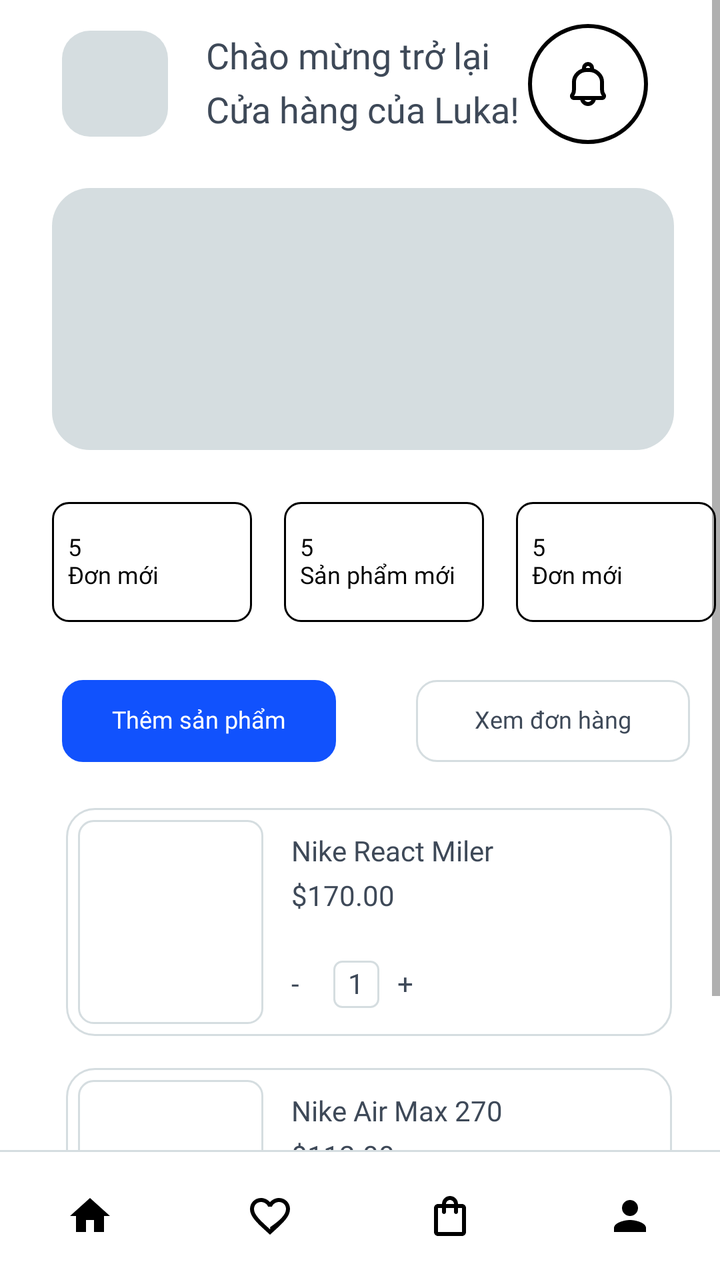
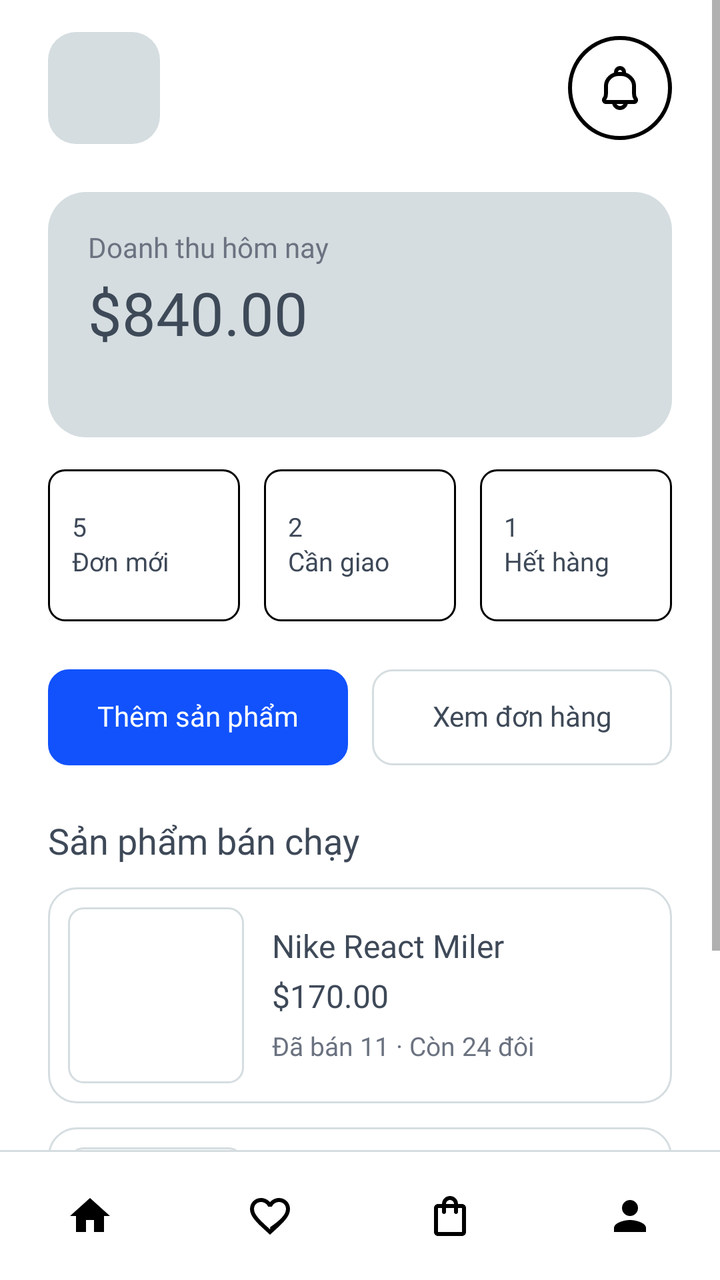

Compare the two renders of this Android layout. The source of the first and the diff that turns it into the second are given below.
<!-- AndroidManifest.xml: application theme Theme.NT118R12 -->
<!-- res/layout/activity_seller_homepage.xml -->
<?xml version="1.0" encoding="utf-8"?>
<LinearLayout xmlns:android="http://schemas.android.com/apk/res/android"
    android:layout_width="match_parent"
    android:layout_height="match_parent"
    android:background="@color/white"
    android:fitsSystemWindows="true"
    android:orientation="vertical">

    <ScrollView
        android:layout_width="match_parent"
        android:layout_height="0dp"
        android:layout_weight="1"
        android:overScrollMode="never">

        <LinearLayout
            android:layout_width="match_parent"
            android:layout_height="wrap_content"
            android:orientation="vertical"
            android:paddingBottom="16dp">

            
            <LinearLayout
                android:layout_width="match_parent"
                android:layout_height="wrap_content"
                android:layout_marginStart="31dp"
                android:layout_marginTop="12dp"
                android:layout_marginEnd="36dp"
                android:gravity="center_vertical"
                android:orientation="horizontal">

                <View
                    android:layout_width="53dp"
                    android:layout_height="53dp"
                    android:background="@drawable/seller_bg_home_avatar" />

                <TextView
                    android:layout_width="0dp"
                    android:layout_height="wrap_content"
                    android:layout_marginStart="19dp"
                    android:layout_weight="1"
                    android:fontFamily="@font/montserrat_semibold"
                    android:includeFontPadding="false"
                    android:lineSpacingExtra="6dp"
                    android:text="Chào mừng trở lại\nCửa hàng của Luka!"
                    android:textColor="@color/seller_ink"
                    android:textSize="18sp" />

                <ImageView
                    android:id="@+id/btn_notification"
                    android:layout_width="60dp"
                    android:layout_height="60dp"
                    android:background="@drawable/seller_bg_bell"
                    android:contentDescription="Thông báo"
                    android:scaleType="center"
                    android:src="@drawable/ic_seller_bell" />
            </LinearLayout>

            
            <View
                android:layout_width="match_parent"
                android:layout_height="131dp"
                android:layout_marginStart="26dp"
                android:layout_marginTop="22dp"
                android:layout_marginEnd="23dp"
                android:background="@drawable/seller_bg_banner" />

            
            <LinearLayout
                android:layout_width="wrap_content"
                android:layout_height="wrap_content"
                android:layout_marginStart="26dp"
                android:layout_marginTop="26dp"
                android:orientation="horizontal">

                <TextView
                    android:id="@+id/tv_home_stat_1"
                    style="@style/SellerHomeStat"
                    android:text="5\nĐơn mới" />

                <TextView
                    android:id="@+id/tv_home_stat_2"
                    style="@style/SellerHomeStat"
                    android:layout_marginStart="16dp"
                    android:text="5\nSản phẩm mới" />

                <TextView
                    android:id="@+id/tv_home_stat_3"
                    style="@style/SellerHomeStat"
                    android:layout_marginStart="16dp"
                    android:text="5\nĐơn mới" />
            </LinearLayout>

            
            <LinearLayout
                android:layout_width="wrap_content"
                android:layout_height="wrap_content"
                android:layout_marginStart="31dp"
                android:layout_marginTop="29dp"
                android:orientation="horizontal">

                <TextView
                    android:id="@+id/btn_home_add_product"
                    android:layout_width="137dp"
                    android:layout_height="41dp"
                    android:background="@drawable/seller_bg_home_add"
                    android:fontFamily="@font/montserrat_bold"
                    android:gravity="center"
                    android:includeFontPadding="false"
                    android:text="Thêm sản phẩm"
                    android:textColor="@color/white"
                    android:textSize="12sp" />

                <TextView
                    android:id="@+id/btn_home_view_orders"
                    android:layout_width="137dp"
                    android:layout_height="41dp"
                    android:layout_marginStart="40dp"
                    android:background="@drawable/seller_bg_home_view"
                    android:fontFamily="@font/montserrat_bold"
                    android:gravity="center"
                    android:includeFontPadding="false"
                    android:text="Xem đơn hàng"
                    android:textColor="@color/seller_ink"
                    android:textSize="12sp" />
            </LinearLayout>

            
            <LinearLayout
                style="@style/SellerHomeCard"
                android:layout_marginTop="23dp">

                <View style="@style/SellerHomeThumb" />

                <LinearLayout
                    android:layout_width="0dp"
                    android:layout_height="wrap_content"
                    android:layout_marginStart="14dp"
                    android:layout_weight="1"
                    android:orientation="vertical">

                    <TextView
                        style="@style/SellerHomeName"
                        android:text="Nike React Miler" />

                    <TextView
                        style="@style/SellerHomePrice"
                        android:text="$170.00" />

                    <LinearLayout style="@style/SellerHomeQtyRow">

                        <TextView
                            android:id="@+id/btn_qty_minus_1"
                            style="@style/SellerHomeQtyButton"
                            android:text="-" />

                        <TextView
                            android:id="@+id/tv_qty_1"
                            style="@style/SellerHomeQtyBox"
                            android:text="1" />

                        <TextView
                            android:id="@+id/btn_qty_plus_1"
                            style="@style/SellerHomeQtyButton"
                            android:text="+" />
                    </LinearLayout>
                </LinearLayout>
            </LinearLayout>

            <LinearLayout
                style="@style/SellerHomeCard"
                android:layout_marginTop="16dp">

                <View style="@style/SellerHomeThumb" />

                <LinearLayout
                    android:layout_width="0dp"
                    android:layout_height="wrap_content"
                    android:layout_marginStart="14dp"
                    android:layout_weight="1"
                    android:orientation="vertical">

                    <TextView
                        style="@style/SellerHomeName"
                        android:text="Nike Air Max 270" />

                    <TextView
                        style="@style/SellerHomePrice"
                        android:text="$112.00" />

                    <LinearLayout style="@style/SellerHomeQtyRow">

                        <TextView
                            android:id="@+id/btn_qty_minus_2"
                            style="@style/SellerHomeQtyButton"
                            android:text="-" />

                        <TextView
                            android:id="@+id/tv_qty_2"
                            style="@style/SellerHomeQtyBox"
                            android:text="1" />

                        <TextView
                            android:id="@+id/btn_qty_plus_2"
                            style="@style/SellerHomeQtyButton"
                            android:text="+" />
                    </LinearLayout>
                </LinearLayout>
            </LinearLayout>
        </LinearLayout>
    </ScrollView>

    <include layout="@layout/layout_bottom_nav" />
</LinearLayout>
<!-- res/layout/layout_bottom_nav.xml (included above) -->
<?xml version="1.0" encoding="utf-8"?>
<LinearLayout xmlns:android="http://schemas.android.com/apk/res/android"
    android:layout_width="match_parent"
    android:layout_height="wrap_content"
    android:orientation="vertical"
    android:background="@android:color/white">

    <View
        android:layout_width="match_parent"
        android:layout_height="1dp"
        android:background="@color/border" />

    <LinearLayout
        android:layout_width="match_parent"
        android:layout_height="64dp"
        android:orientation="horizontal"
        android:gravity="center_vertical">

        <ImageView
            android:id="@+id/nav_home"
            android:layout_width="0dp"
            android:layout_height="24dp"
            android:layout_weight="1"
            android:src="@drawable/ic_home"
            android:contentDescription="Home" />

        <ImageView
            android:id="@+id/nav_wishlist"
            android:layout_width="0dp"
            android:layout_height="24dp"
            android:layout_weight="1"
            android:src="@drawable/ic_heart"
            android:contentDescription="Wishlist" />

        <ImageView
            android:id="@+id/nav_cart"
            android:layout_width="0dp"
            android:layout_height="24dp"
            android:layout_weight="1"
            android:src="@drawable/ic_bag"
            android:contentDescription="Cart" />

        <ImageView
            android:id="@+id/nav_account"
            android:layout_width="0dp"
            android:layout_height="24dp"
            android:layout_weight="1"
            android:src="@drawable/ic_user"
            android:contentDescription="Account" />
    </LinearLayout>
</LinearLayout>
<!-- resources referenced by this layout -->
<resources>
  <style name="SellerHomeCard">
          <item name="android:layout_width">303dp</item>
          <item name="android:layout_height">114dp</item>
          <item name="android:layout_marginStart">33dp</item>
          <item name="android:background">@drawable/seller_bg_home_card</item>
          <item name="android:gravity">center_vertical</item>
          <item name="android:orientation">horizontal</item>
          <item name="android:paddingStart">6dp</item>
          <item name="android:paddingEnd">12dp</item>
      </style>
  <style name="SellerHomeName">
          <item name="android:layout_width">wrap_content</item>
          <item name="android:layout_height">wrap_content</item>
          <item name="android:fontFamily">@font/montserrat_semibold</item>
          <item name="android:includeFontPadding">false</item>
          <item name="android:textColor">@color/seller_ink</item>
          <item name="android:textSize">14sp</item>
      </style>
  <style name="SellerHomePrice">
          <item name="android:layout_width">wrap_content</item>
          <item name="android:layout_height">wrap_content</item>
          <item name="android:layout_marginTop">6dp</item>
          <item name="android:fontFamily">@font/montserrat_bold</item>
          <item name="android:includeFontPadding">false</item>
          <item name="android:textColor">@color/seller_ink</item>
          <item name="android:textSize">14sp</item>
      </style>
  <style name="SellerHomeQtyBox">
          <item name="android:layout_width">23dp</item>
          <item name="android:layout_height">23.5dp</item>
          <item name="android:layout_marginHorizontal">9dp</item>
          <item name="android:background">@drawable/seller_bg_qty</item>
          <item name="android:fontFamily">@font/montserrat_bold</item>
          <item name="android:gravity">center</item>
          <item name="android:includeFontPadding">false</item>
          <item name="android:textColor">@color/seller_ink</item>
          <item name="android:textSize">14sp</item>
      </style>
  <style name="SellerHomeQtyButton">
          <item name="android:layout_width">wrap_content</item>
          <item name="android:layout_height">wrap_content</item>
          <item name="android:fontFamily">@font/montserrat_bold</item>
          <item name="android:includeFontPadding">false</item>
          <item name="android:minWidth">12dp</item>
          <item name="android:textColor">@color/seller_ink</item>
          <item name="android:textSize">14sp</item>
      </style>
  <style name="SellerHomeQtyRow">
          <item name="android:layout_width">wrap_content</item>
          <item name="android:layout_height">wrap_content</item>
          <item name="android:layout_marginTop">24dp</item>
          <item name="android:gravity">center_vertical</item>
          <item name="android:orientation">horizontal</item>
      </style>
  <style name="SellerHomeStat">
          <item name="android:layout_width">100dp</item>
          <item name="android:layout_height">60dp</item>
          <item name="android:background">@drawable/seller_bg_home_stat</item>
          <item name="android:fontFamily">@font/montserrat_bold</item>
          <item name="android:gravity">center_vertical</item>
          <item name="android:includeFontPadding">false</item>
          <item name="android:paddingStart">8dp</item>
          <item name="android:paddingEnd">2dp</item>
          <item name="android:textColor">@color/black</item>
          <item name="android:textSize">12sp</item>
      </style>
  <style name="SellerHomeThumb">
          <item name="android:layout_width">92.6dp</item>
          <item name="android:layout_height">102dp</item>
          <item name="android:background">@drawable/seller_bg_home_thumb</item>
      </style>
  <!-- drawable seller_bg_qty (drawable) -->
  <?xml version="1.0" encoding="utf-8"?>
  <shape xmlns:android="http://schemas.android.com/apk/res/android"
      android:shape="rectangle">
      <solid android:color="@color/white" />
      <corners android:radius="4dp" />
      <stroke android:width="1dp" android:color="@color/seller_home_border" />
  </shape>
  <!-- unchanged entries left out for length: 22 -->
</resources>

<!-- the commit's change to res/layout/activity_seller_homepage.xml (unified diff, before → after) -->
@@ -16,60 +16,92 @@
             android:layout_width="match_parent"
             android:layout_height="wrap_content"
             android:orientation="vertical"
-            android:paddingBottom="16dp">
-
-            
-            <LinearLayout
-                android:layout_width="match_parent"
-                android:layout_height="wrap_content"
-                android:layout_marginStart="31dp"
-                android:layout_marginTop="12dp"
-                android:layout_marginEnd="36dp"
+            android:paddingBottom="24dp">
+
+            <LinearLayout
+                android:layout_width="match_parent"
+                android:layout_height="wrap_content"
+                android:layout_marginStart="24dp"
+                android:layout_marginTop="16dp"
+                android:layout_marginEnd="24dp"
                 android:gravity="center_vertical"
                 android:orientation="horizontal">
 
                 <View
-                    android:layout_width="53dp"
-                    android:layout_height="53dp"
+                    android:layout_width="56dp"
+                    android:layout_height="56dp"
                     android:background="@drawable/seller_bg_home_avatar" />
 
                 <TextView
                     android:layout_width="0dp"
                     android:layout_height="wrap_content"
-                    android:layout_marginStart="19dp"
+                    android:layout_marginStart="16dp"
+                    android:layout_marginEnd="12dp"
                     android:layout_weight="1"
                     android:fontFamily="@font/montserrat_semibold"
                     android:includeFontPadding="false"
                     android:lineSpacingExtra="6dp"
-                    android:text="Chào mừng trở lại\nCửa hàng của Luka!"
-                    android:textColor="@color/seller_ink"
-                    android:textSize="18sp" />
+                    android:text=""
+                    android:textColor="@color/seller_ink"
+                    android:textSize="19sp" />
 
                 <ImageView
                     android:id="@+id/btn_notification"
-                    android:layout_width="60dp"
-                    android:layout_height="60dp"
+                    android:layout_width="52dp"
+                    android:layout_height="52dp"
                     android:background="@drawable/seller_bg_bell"
                     android:contentDescription="Thông báo"
                     android:scaleType="center"
                     android:src="@drawable/ic_seller_bell" />
             </LinearLayout>
 
-            
-            <View
-                android:layout_width="match_parent"
-                android:layout_height="131dp"
-                android:layout_marginStart="26dp"
-                android:layout_marginTop="22dp"
-                android:layout_marginEnd="23dp"
-                android:background="@drawable/seller_bg_banner" />
-
-            
-            <LinearLayout
-                android:layout_width="wrap_content"
-                android:layout_height="wrap_content"
-                android:layout_marginStart="26dp"
-                android:layout_marginTop="26dp"
+            <LinearLayout
+                android:layout_width="match_parent"
+                android:layout_height="wrap_content"
+                android:layout_marginStart="24dp"
+                android:layout_marginTop="24dp"
+                android:layout_marginEnd="24dp"
+                android:background="@drawable/seller_bg_banner"
+                android:orientation="vertical"
+                android:padding="20dp">
+
+                <TextView
+                    android:layout_width="wrap_content"
+                    android:layout_height="wrap_content"
+                    android:fontFamily="@font/montserrat_medium"
+                    android:includeFontPadding="false"
+                    android:text="Doanh thu hôm nay"
+                    android:textColor="@color/seller_sub"
+                    android:textSize="14sp" />
+
+                <TextView
+                    android:layout_width="wrap_content"
+                    android:layout_height="wrap_content"
+                    android:layout_marginTop="8dp"
+                    android:fontFamily="@font/montserrat_bold"
+                    android:includeFontPadding="false"
+                    android:text="$840.00"
+                    android:textColor="@color/seller_ink"
+                    android:textSize="30sp" />
+
+                <TextView
+                    android:layout_width="wrap_content"
+                    android:layout_height="wrap_content"
+                    android:layout_marginTop="8dp"
+                    android:fontFamily="@font/montserrat_semibold"
+                    android:includeFontPadding="false"
+                    android:text=""
+                    android:textColor="@color/seller_ink"
+                    android:textSize="13sp" />
+            </LinearLayout>
+
+            <LinearLayout
+                android:layout_width="match_parent"
+                android:layout_height="wrap_content"
+                android:layout_marginStart="24dp"
+                android:layout_marginTop="16dp"
+                android:layout_marginEnd="24dp"
+                android:baselineAligned="false"
                 android:orientation="horizontal">
 
                 <TextView
@@ -80,54 +112,67 @@
                 <TextView
                     android:id="@+id/tv_home_stat_2"
                     style="@style/SellerHomeStat"
-                    android:layout_marginStart="16dp"
-                    android:text="5\nSản phẩm mới" />
+                    android:layout_marginStart="12dp"
+                    android:text="2\nCần giao" />
 
                 <TextView
                     android:id="@+id/tv_home_stat_3"
                     style="@style/SellerHomeStat"
-                    android:layout_marginStart="16dp"
-                    android:text="5\nĐơn mới" />
-            </LinearLayout>
-
-            
-            <LinearLayout
-                android:layout_width="wrap_content"
-                android:layout_height="wrap_content"
-                android:layout_marginStart="31dp"
-                android:layout_marginTop="29dp"
+                    android:layout_marginStart="12dp"
+                    android:text="1\nHết hàng" />
+            </LinearLayout>
+
+            <LinearLayout
+                android:layout_width="match_parent"
+                android:layout_height="wrap_content"
+                android:layout_marginStart="24dp"
+                android:layout_marginTop="24dp"
+                android:layout_marginEnd="24dp"
+                android:baselineAligned="false"
                 android:orientation="horizontal">
 
                 <TextView
                     android:id="@+id/btn_home_add_product"
-                    android:layout_width="137dp"
-                    android:layout_height="41dp"
+                    android:layout_width="0dp"
+                    android:layout_height="48dp"
+                    android:layout_marginEnd="6dp"
+                    android:layout_weight="1"
                     android:background="@drawable/seller_bg_home_add"
                     android:fontFamily="@font/montserrat_bold"
                     android:gravity="center"
                     android:includeFontPadding="false"
                     android:text="Thêm sản phẩm"
                     android:textColor="@color/white"
-                    android:textSize="12sp" />
+                    android:textSize="14sp" />
 
                 <TextView
                     android:id="@+id/btn_home_view_orders"
-                    android:layout_width="137dp"
-                    android:layout_height="41dp"
-                    android:layout_marginStart="40dp"
+                    android:layout_width="0dp"
+                    android:layout_height="48dp"
+                    android:layout_marginStart="6dp"
+                    android:layout_weight="1"
                     android:background="@drawable/seller_bg_home_view"
                     android:fontFamily="@font/montserrat_bold"
                     android:gravity="center"
                     android:includeFontPadding="false"
                     android:text="Xem đơn hàng"
                     android:textColor="@color/seller_ink"
-                    android:textSize="12sp" />
-            </LinearLayout>
-
-            
-            <LinearLayout
-                style="@style/SellerHomeCard"
-                android:layout_marginTop="23dp">
+                    android:textSize="14sp" />
+            </LinearLayout>
+
+            <TextView
+                android:layout_width="wrap_content"
+                android:layout_height="wrap_content"
+                android:layout_marginStart="24dp"
+                android:layout_marginTop="28dp"
+                android:layout_marginBottom="12dp"
+                android:fontFamily="@font/montserrat_bold"
+                android:includeFontPadding="false"
+                android:text="Sản phẩm bán chạy"
+                android:textColor="@color/seller_ink"
+                android:textSize="18sp" />
+
+            <LinearLayout style="@style/SellerHomeCard">
 
                 <View style="@style/SellerHomeThumb" />
 
@@ -146,29 +191,21 @@
                         style="@style/SellerHomePrice"
                         android:text="$170.00" />
 
-                    <LinearLayout style="@style/SellerHomeQtyRow">
-
-                        <TextView
-                            android:id="@+id/btn_qty_minus_1"
-                            style="@style/SellerHomeQtyButton"
-                            android:text="-" />
-
-                        <TextView
-                            android:id="@+id/tv_qty_1"
-                            style="@style/SellerHomeQtyBox"
-                            android:text="1" />
-
-                        <TextView
-                            android:id="@+id/btn_qty_plus_1"
-                            style="@style/SellerHomeQtyButton"
-                            android:text="+" />
-                    </LinearLayout>
+                    <TextView
+                        android:layout_width="wrap_content"
+                        android:layout_height="wrap_content"
+                        android:layout_marginTop="8dp"
+                        android:fontFamily="@font/montserrat_medium"
+                        android:includeFontPadding="false"
+                        android:text="Đã bán 11 · Còn 24 đôi"
+                        android:textColor="@color/seller_sub"
+                        android:textSize="13sp" />
                 </LinearLayout>
             </LinearLayout>
 
             <LinearLayout
                 style="@style/SellerHomeCard"
-                android:layout_marginTop="16dp">
+                android:layout_marginTop="12dp">
 
                 <View style="@style/SellerHomeThumb" />
 
@@ -187,23 +224,15 @@
                         style="@style/SellerHomePrice"
                         android:text="$112.00" />
 
-                    <LinearLayout style="@style/SellerHomeQtyRow">
-
-                        <TextView
-                            android:id="@+id/btn_qty_minus_2"
-                            style="@style/SellerHomeQtyButton"
-                            android:text="-" />
-
-                        <TextView
-                            android:id="@+id/tv_qty_2"
-                            style="@style/SellerHomeQtyBox"
-                            android:text="1" />
-
-                        <TextView
-                            android:id="@+id/btn_qty_plus_2"
-                            style="@style/SellerHomeQtyButton"
-                            android:text="+" />
-                    </LinearLayout>
+                    <TextView
+                        android:layout_width="wrap_content"
+                        android:layout_height="wrap_content"
+                        android:layout_marginTop="8dp"
+                        android:fontFamily="@font/montserrat_medium"
+                        android:includeFontPadding="false"
+                        android:text="Đã bán 6 · Còn 1 đôi"
+                        android:textColor="@color/seller_sub"
+                        android:textSize="13sp" />
                 </LinearLayout>
             </LinearLayout>
         </LinearLayout>
<!-- resource entries referenced after the edit -->
@@ -1,14 +1,15 @@
 <!-- resources referenced by this layout -->
 <resources>
+  <color name="seller_sub">#6B7280</color>
   <style name="SellerHomeCard">
-          <item name="android:layout_width">303dp</item>
-          <item name="android:layout_height">114dp</item>
-          <item name="android:layout_marginStart">33dp</item>
+          <item name="android:layout_width">match_parent</item>
+          <item name="android:layout_height">wrap_content</item>
+          <item name="android:layout_marginStart">24dp</item>
+          <item name="android:layout_marginEnd">24dp</item>
           <item name="android:background">@drawable/seller_bg_home_card</item>
           <item name="android:gravity">center_vertical</item>
           <item name="android:orientation">horizontal</item>
-          <item name="android:paddingStart">6dp</item>
-          <item name="android:paddingEnd">12dp</item>
+          <item name="android:padding">10dp</item>
       </style>
   <style name="SellerHomeName">
           <item name="android:layout_width">wrap_content</item>
@@ -16,7 +17,7 @@
           <item name="android:fontFamily">@font/montserrat_semibold</item>
           <item name="android:includeFontPadding">false</item>
           <item name="android:textColor">@color/seller_ink</item>
-          <item name="android:textSize">14sp</item>
+          <item name="android:textSize">16sp</item>
       </style>
   <style name="SellerHomePrice">
           <item name="android:layout_width">wrap_content</item>
@@ -25,60 +26,30 @@
           <item name="android:fontFamily">@font/montserrat_bold</item>
           <item name="android:includeFontPadding">false</item>
           <item name="android:textColor">@color/seller_ink</item>
-          <item name="android:textSize">14sp</item>
-      </style>
-  <style name="SellerHomeQtyBox">
-          <item name="android:layout_width">23dp</item>
-          <item name="android:layout_height">23.5dp</item>
-          <item name="android:layout_marginHorizontal">9dp</item>
-          <item name="android:background">@drawable/seller_bg_qty</item>
-          <item name="android:fontFamily">@font/montserrat_bold</item>
-          <item name="android:gravity">center</item>
-          <item name="android:includeFontPadding">false</item>
-          <item name="android:textColor">@color/seller_ink</item>
-          <item name="android:textSize">14sp</item>
-      </style>
-  <style name="SellerHomeQtyButton">
-          <item name="android:layout_width">wrap_content</item>
-          <item name="android:layout_height">wrap_content</item>
-          <item name="android:fontFamily">@font/montserrat_bold</item>
-          <item name="android:includeFontPadding">false</item>
-          <item name="android:minWidth">12dp</item>
-          <item name="android:textColor">@color/seller_ink</item>
-          <item name="android:textSize">14sp</item>
-      </style>
-  <style name="SellerHomeQtyRow">
-          <item name="android:layout_width">wrap_content</item>
-          <item name="android:layout_height">wrap_content</item>
-          <item name="android:layout_marginTop">24dp</item>
-          <item name="android:gravity">center_vertical</item>
-          <item name="android:orientation">horizontal</item>
+          <item name="android:textSize">16sp</item>
       </style>
   <style name="SellerHomeStat">
-          <item name="android:layout_width">100dp</item>
-          <item name="android:layout_height">60dp</item>
+          <item name="android:layout_width">0dp</item>
+          <item name="android:layout_height">wrap_content</item>
+          <item name="android:layout_weight">1</item>
+          <item name="android:minHeight">76dp</item>
           <item name="android:background">@drawable/seller_bg_home_stat</item>
           <item name="android:fontFamily">@font/montserrat_bold</item>
           <item name="android:gravity">center_vertical</item>
           <item name="android:includeFontPadding">false</item>
-          <item name="android:paddingStart">8dp</item>
-          <item name="android:paddingEnd">2dp</item>
-          <item name="android:textColor">@color/black</item>
-          <item name="android:textSize">12sp</item>
+          <item name="android:lineSpacingExtra">2dp</item>
+          <item name="android:paddingStart">12dp</item>
+          <item name="android:paddingEnd">8dp</item>
+          <item name="android:paddingTop">10dp</item>
+          <item name="android:paddingBottom">10dp</item>
+          <item name="android:textColor">@color/seller_ink</item>
+          <item name="android:textSize">13sp</item>
       </style>
   <style name="SellerHomeThumb">
-          <item name="android:layout_width">92.6dp</item>
-          <item name="android:layout_height">102dp</item>
+          <item name="android:layout_width">88dp</item>
+          <item name="android:layout_height">88dp</item>
           <item name="android:background">@drawable/seller_bg_home_thumb</item>
       </style>
-  <!-- drawable seller_bg_qty (drawable) -->
-  <?xml version="1.0" encoding="utf-8"?>
-  <shape xmlns:android="http://schemas.android.com/apk/res/android"
-      android:shape="rectangle">
-      <solid android:color="@color/white" />
-      <corners android:radius="4dp" />
-      <stroke android:width="1dp" android:color="@color/seller_home_border" />
-  </shape>
   <!-- unchanged entries left out for length: 22 -->
 </resources>
 
